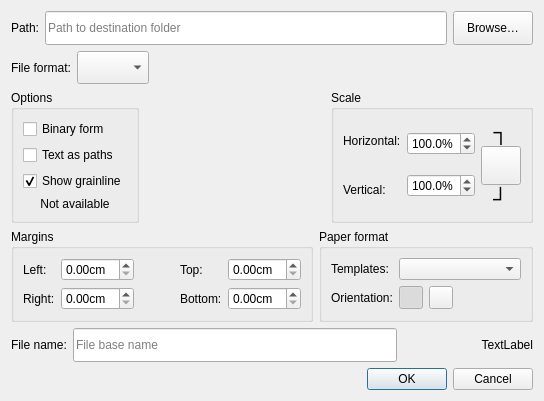
Above: src/app/valentina/dialogs/dialogsavelayout.ui from dismine/valentina before the change. Below: the same form after it.
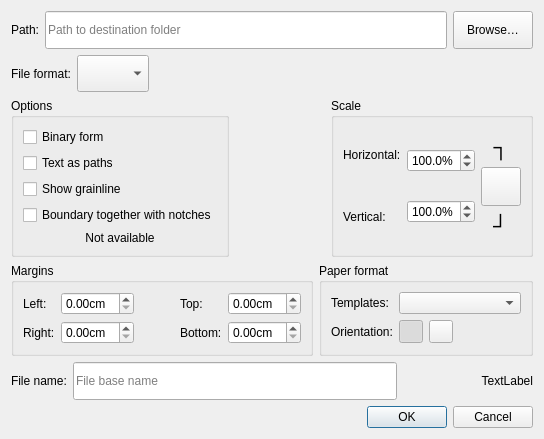
That is the form after the change. Icons and pictures are not drawn.

Commit message: New feature. Boundary together with notches.

```diff
--- a/src/app/valentina/dialogs/dialogsavelayout.ui
+++ b/src/app/valentina/dialogs/dialogsavelayout.ui
@@ -7,7 +7,7 @@
     <x>0</x>
     <y>0</y>
     <width>544</width>
-    <height>401</height>
+    <height>439</height>
    </rect>
   </property>
   <property name="windowTitle">
@@ -138,7 +138,14 @@
            <string>Show grainline</string>
           </property>
           <property name="checked">
-           <bool>true</bool>
+           <bool>false</bool>
+          </property>
+         </widget>
+        </item>
+        <item>
+         <widget class="QCheckBox" name="checkBoxTogetherWithNotches">
+          <property name="text">
+           <string>Boundary together with notches</string>
           </property>
          </widget>
         </item>
```
Left out of the diff: 6 changed lines with no effect on the pictures. The commit also changes 71 other files.
